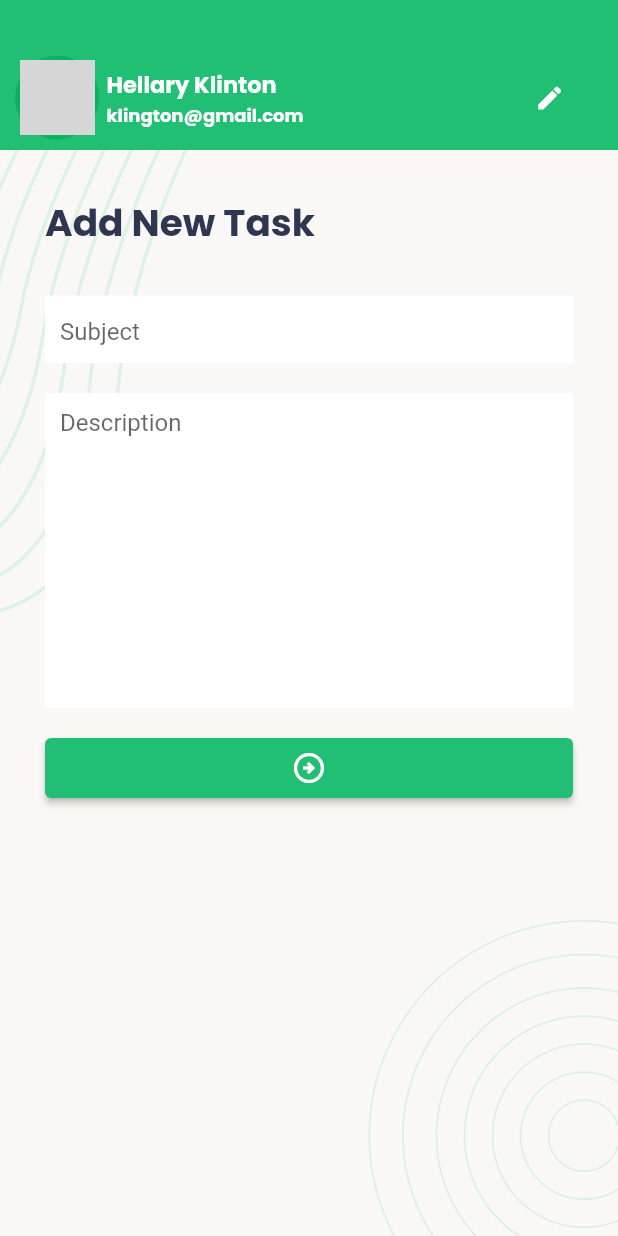
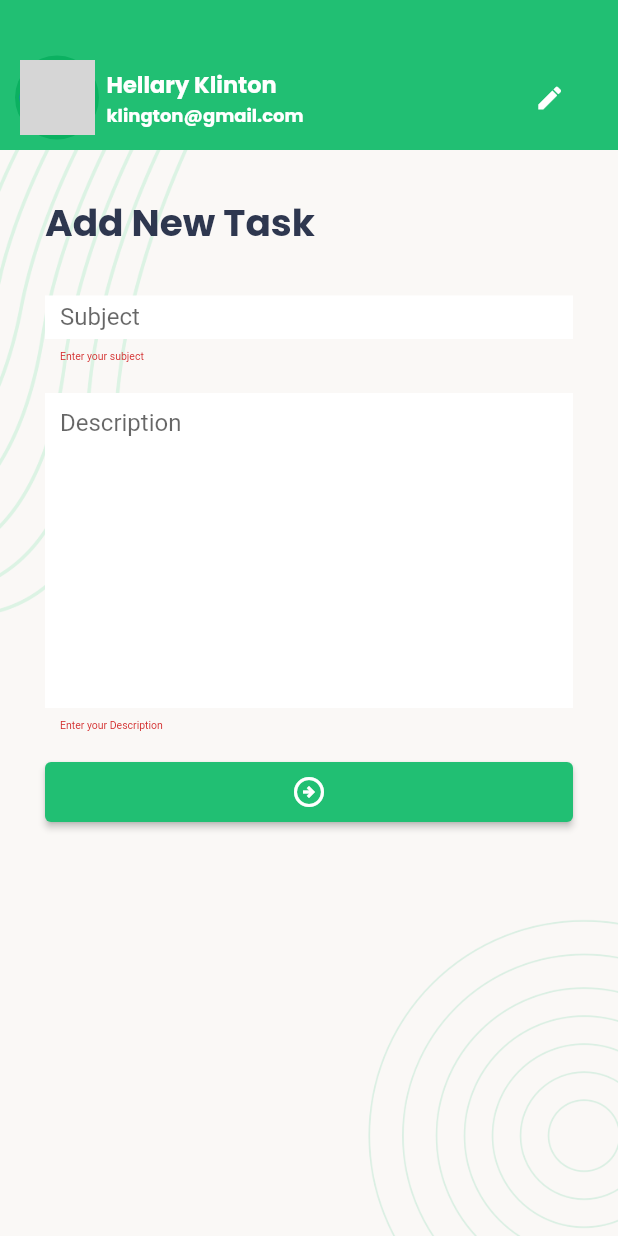
Before and after one commit to developerSajib88/Task-Manager-with-Rest-API, a Flutter app: the CreateTaskPage screen opened directly, after a tap on the "arrow circle right" icon, on a phone screen of 412 x 824 dp. Run offline on Flutter 3.47's test engine with Material 2 defaults, Android fonts, the phone set to English and light mode, and no system bars; our stand-ins replace get, google_fonts, motion_toast, pin_code_fields; network calls fail; grey boxes are pictures that could not be loaded.

Commit message:
task manager

```diff
--- a/lib/Styels/Style.dart
+++ b/lib/Styels/Style.dart
@@ -36,3 +36,7 @@ ButtonStyle customButtonStyle = ElevatedButton.styleFrom(
 Widget customCirculerPogressIndicatore(){
   return const SizedBox(width: 15,height: 15,child: CircularProgressIndicator(color: Colors.white,strokeWidth: 3,));
 }
+
+Widget customloadingPogressIndicatore(){
+  return Center(child: SizedBox(width: 20,height: 20,child: CircularProgressIndicator(color: customGreen,strokeWidth: 3,)));
+}
--- a/lib/View/AccountPage/LogInPage.dart
+++ b/lib/View/AccountPage/LogInPage.dart
@@ -1,7 +1,7 @@
 import 'package:flutter/material.dart';
 import 'package:get/get.dart';
 import 'package:google_fonts/google_fonts.dart';
-import 'package:task_manager/Controller/AccountAuthentication.dart';
+import 'package:task_manager/Controller/API_Calling.dart';
 import 'package:task_manager/Styels/BackgroundStyles.dart';
 import 'package:task_manager/Styels/Style.dart';
 import 'package:task_manager/View/AccountPage/VerifyEmailAddress.dart';
--- a/lib/View/AccountPage/PinVarificationPage.dart
+++ b/lib/View/AccountPage/PinVarificationPage.dart
@@ -1,7 +1,7 @@
 import 'package:flutter/material.dart';
 import 'package:get/get.dart';
 import 'package:pin_code_fields/pin_code_fields.dart';
-import 'package:task_manager/Controller/AccountAuthentication.dart';
+import 'package:task_manager/Controller/API_Calling.dart';
 import 'package:task_manager/Styels/BackgroundStyles.dart';
 import 'package:task_manager/Styels/CustomColor.dart';
 import 'package:task_manager/Styels/Style.dart';
--- a/lib/View/AccountPage/SetPasswordPage.dart
+++ b/lib/View/AccountPage/SetPasswordPage.dart
@@ -1,6 +1,6 @@
 import 'package:flutter/material.dart';
 import 'package:get/get.dart';
-import 'package:task_manager/Controller/AccountAuthentication.dart';
+import 'package:task_manager/Controller/API_Calling.dart';
 import 'package:task_manager/Styels/BackgroundStyles.dart';
 import 'package:task_manager/Styels/Style.dart';
 import 'package:task_manager/View/AccountPage/LogInPage.dart';
--- a/lib/View/AccountPage/SignUpPage.dart
+++ b/lib/View/AccountPage/SignUpPage.dart
@@ -1,5 +1,5 @@
 import 'package:flutter/material.dart';
-import 'package:task_manager/Controller/AccountAuthentication.dart';
+import 'package:task_manager/Controller/API_Calling.dart';
 import 'package:task_manager/Styels/BackgroundStyles.dart';
 import 'package:task_manager/Styels/Style.dart';
 import 'package:task_manager/View/AccountPage/signInView.dart';
--- a/lib/View/AccountPage/VerifyEmailAddress.dart
+++ b/lib/View/AccountPage/VerifyEmailAddress.dart
@@ -1,6 +1,6 @@
 import 'package:flutter/material.dart';
 import 'package:get/get.dart';
-import 'package:task_manager/Controller/AccountAuthentication.dart';
+import 'package:task_manager/Controller/API_Calling.dart';
 import 'package:task_manager/Styels/BackgroundStyles.dart';
 import 'package:task_manager/Styels/Style.dart';
 import 'package:task_manager/View/AccountPage/PinVarificationPage.dart';
--- a/lib/View/CreateTaskPage.dart
+++ b/lib/View/CreateTaskPage.dart
@@ -1,4 +1,5 @@
 import 'package:flutter/material.dart';
+import 'package:task_manager/Controller/API_Calling.dart';
 import 'package:task_manager/Styels/BackgroundStyles.dart';
 import '../Styels/CustomColor.dart';
 
@@ -14,6 +15,14 @@ class CreateTaskPage extends StatefulWidget {
 }
 
 class _CreateTaskPageState extends State<CreateTaskPage> {
+
+  bool Loading = false;
+
+  GlobalKey<FormState> formKey = GlobalKey<FormState>();
+  final TextEditingController subjectController = TextEditingController();
+  final TextEditingController descriptionController = TextEditingController();
+
+
   @override
   Widget build(BuildContext context) {
     return Scaffold(
@@ -32,6 +41,9 @@ class _CreateTaskPageState extends State<CreateTaskPage> {
                   alignment: Alignment.topCenter,
                   child: Padding(
                     padding: const EdgeInsets.all(30.0),
+                    child: SingleChildScrollView(
+                      child: Form(
+                        key: formKey,
                         child: Column(
                           mainAxisAlignment: MainAxisAlignment.start,
                           crossAxisAlignment: CrossAxisAlignment.start,
@@ -43,9 +55,13 @@ class _CreateTaskPageState extends State<CreateTaskPage> {
                             SizedBox(
                               height: 45.0,
                               child: TextFormField(
+                                controller: subjectController,
                                 cursorWidth: 3,
                                 cursorColor: customGreen,
                                 decoration: customInputDecoration("Subject"),
+                                validator: (value){
+                                  if(value!.isEmpty)return"Enter your subject";
+                                },
                               ),
                             ),
 
@@ -54,10 +70,14 @@ class _CreateTaskPageState extends State<CreateTaskPage> {
                             ),
 
                             TextFormField(
+                              controller: descriptionController,
                               cursorWidth: 3,
                               cursorColor: customGreen,
                               maxLines: 10,
                               decoration: customInputDecoration("Description"),
+                              validator: (value){
+                                if(value!.isEmpty)return"Enter your Description";
+                              },
                             ),
 
                             const SizedBox(
@@ -70,13 +90,32 @@ class _CreateTaskPageState extends State<CreateTaskPage> {
                                 width: double.infinity,
                                 height: 40.0,
                                 child: ElevatedButton(
-                              onPressed: () {},
-                              child: const Icon(Icons.arrow_circle_right_outlined),
+                                  onPressed: ()async{
+                                    if(formKey.currentState!.validate()){
+                                      Loading = true;
+                                      setState(() {});
+                                      bool getResponse = await createTask(context, subjectController.text, descriptionController.text);
+                                      if(getResponse == true){
+                                        subjectController.clear();
+                                        descriptionController.clear();
+                                        Loading = false;
+                                        setState(() {});
+                                      }else if(getResponse == false){
+                                        Loading = false;
+                                        setState(() {});
+                                      }
+
+                                    }
+                                  },
+                                  child: Loading == false? const Icon(Icons.arrow_circle_right_outlined)
+                                  :customCirculerPogressIndicatore(),
                                   style: customButtonStyle,
                                 )),
 
 
                           ],
+                        ),
+                      ),
                     ),
                   ),
                 ),
--- a/lib/View/ItemView.dart
+++ b/lib/View/ItemView.dart
@@ -42,7 +42,7 @@ Widget ItemView(
             ),
 
             Text(
-              "Date: 12-12-2001",
+              date,
               style: GoogleFonts.poppins(
                   fontSize: 10, color: customBlack, fontWeight: FontWeight.bold),
             ),
```
Also changed, not shown: lib/Controller/API_Calling.dart (renamed from lib/Controller/AccountAuthentication.dart, +46 -3 lines), lib/View/NavigationView/CancelPage.dart (+27 -7 lines), lib/View/NavigationView/CompletedPage.dart (+27 -6 lines), lib/View/NavigationView/NewTaskPage.dart (+27 -5 lines), lib/View/NavigationView/ProgressPage.dart (+18 -6 lines). Lines whose indentation alone changed are shown as unchanged.
